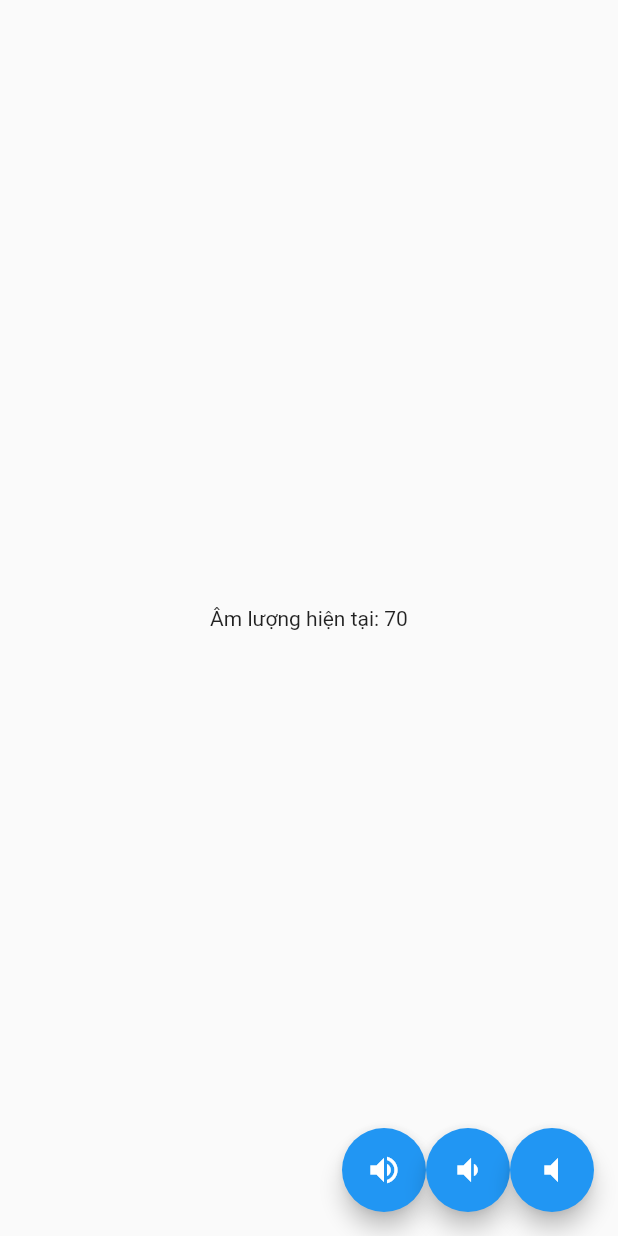
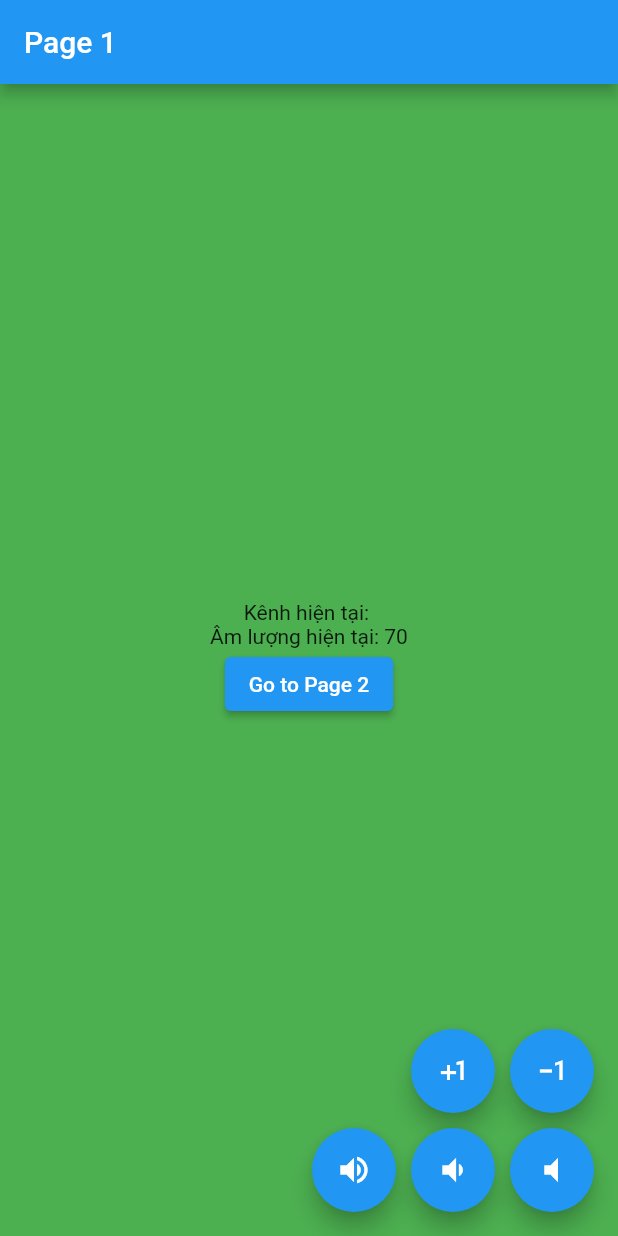
Before and after one commit to HeroDang/flutter_bloc, a Flutter app: the screen it shows after launch, on a phone screen of 412 x 824 dp. Run offline on Flutter 3.47's test engine with Material 2 defaults, Android fonts, the phone set to English and light mode, and no system bars; our stand-ins replace rxdart, shared_preferences.

Commit message:
add page 2

```diff
--- a/lib/main.dart
+++ b/lib/main.dart
@@ -1,7 +1,10 @@
 import 'package:flutter/material.dart';
+import 'package:flutter18_bloc/page2.dart';
 import 'package:flutter18_bloc/remote_bloc.dart';
 import 'package:flutter18_bloc/remote_event.dart';
 import 'package:flutter18_bloc/remote_state.dart';
+
+final bloc = RemoteBloc(); // khởi tạo bloc  <=== new
 
 void main() {
   runApp(MyApp());
@@ -12,6 +15,7 @@ class MyApp extends StatelessWidget {
   Widget build(BuildContext context) {
     return MaterialApp(
       title: 'Flutter Demo',
+      debugShowCheckedModeBanner: false,
       theme: ThemeData(
         primarySwatch: Colors.blue,
         visualDensity: VisualDensity.adaptivePlatformDensity,
@@ -31,36 +35,95 @@ class MyHomePage extends StatefulWidget {
 }
 
 class _MyHomePageState extends State<MyHomePage> {
-  final bloc = RemoteBloc(); // khởi tạo bloc  <=== new
-
   @override
   Widget build(BuildContext context) {
     return Scaffold(
+      backgroundColor: Colors.green,
+      appBar: AppBar(
+        title: Text('Page 1'),
+      ),
       body: Center(
-        child: StreamBuilder<RemoteState>( // sử dụng StreamBuilder để lắng nghe Stream <=== new
-          stream: bloc.stateController.stream, // truyền stream của stateController vào để lắng nghe <=== new
-          initialData: bloc.state, // giá trị khởi tạo chính là volume 70 hiện tại <=== new
-          builder: (BuildContext context, AsyncSnapshot<RemoteState> snapshot) {
+        child: Column(
+            mainAxisAlignment: MainAxisAlignment.center,
+            crossAxisAlignment: CrossAxisAlignment.center,
+            children: [
+              StreamBuilder<RemoteState>(
+                // sử dụng StreamBuilder để lắng nghe Stream <=== new
+                stream: bloc.stateController.stream,
+                // truyền stream của stateController vào để lắng nghe <=== new
+                initialData: bloc.state,
+                // giá trị khởi tạo chính là volume 70 hiện tại <=== new
+                builder: (BuildContext context,
+                    AsyncSnapshot<RemoteState> snapshot) {
                   RemoteState? _newState = snapshot.data;
-            return Text('Âm lượng hiện tại: ${_newState?.volume}'); // update UI <=== new
+                  return Column(
+                    mainAxisAlignment: MainAxisAlignment.center,
+                    crossAxisAlignment: CrossAxisAlignment.center,
+                    children: [
+                      Text('Kênh hiện tại: '),
+                      Text('Âm lượng hiện tại: ${_newState?.volume}'),
+                    ],
+                  ); // update UI <=== new
                 },
               ),
+              ElevatedButton(onPressed: (){
+                Navigator.push(context,
+                MaterialPageRoute(builder: (BuildContext context){
+                  return Page2();
+                }));
+              }, child: Text('Go to Page 2'))
+            ]),
       ),
-      floatingActionButton: Row(
+      floatingActionButton: Column(
+        mainAxisAlignment: MainAxisAlignment.end,
+        children: [
+          Row(
             mainAxisAlignment: MainAxisAlignment.end,
             children: <Widget>[
               FloatingActionButton(
-            onPressed: () => bloc.eventController.sink.add(IncrementEvent(5)), // add event <=== new
+                onPressed: () {}, // add event <=== new
+                child: Icon(Icons.plus_one),
+              ),
+              SizedBox(
+                width: 10,
+              ),
+              FloatingActionButton(
+                onPressed: () {}, // add event <=== new
+                child: Icon(Icons.exposure_minus_1),
+              ),
+            ],
+          ),
+          SizedBox(
+            height: 10,
+          ),
+          Row(
+            mainAxisAlignment: MainAxisAlignment.end,
+            children: <Widget>[
+              FloatingActionButton(
+                onPressed: () =>
+                    bloc.eventController.sink.add(IncrementEvent(5)),
+                // add event <=== new
                 child: Icon(Icons.volume_up),
               ),
+              SizedBox(
+                width: 10,
+              ),
               FloatingActionButton(
-            onPressed: () => bloc.eventController.sink.add(DecrementEvent(10)), // add event <=== new
+                onPressed: () =>
+                    bloc.eventController.sink.add(DecrementEvent(10)),
+                // add event <=== new
                 child: Icon(Icons.volume_down),
               ),
+              SizedBox(
+                width: 10,
+              ),
               FloatingActionButton(
-            onPressed: () => bloc.eventController.sink.add(MuteEvent()), // add event <=== new
+                onPressed: () => bloc.eventController.sink.add(MuteEvent()),
+                // add event <=== new
                 child: Icon(Icons.volume_mute),
               )
+            ],
+          ),
         ],
       ),
     );
--- a/lib/remote_bloc.dart
+++ b/lib/remote_bloc.dart
@@ -1,4 +1,6 @@
 import 'dart:async';
+
+import 'package:rxdart/rxdart.dart';
 
 import 'remote_event.dart';
 import 'remote_state.dart';
@@ -11,7 +13,7 @@ class RemoteBloc {
   final eventController = StreamController<RemoteEvent>();
 
   // 1 cái quản lý state, đảm nhận nhiệm vụ truyền state đến UI
-  final stateController = StreamController<RemoteState>();
+  final stateController = BehaviorSubject<RemoteState>();
 
   RemoteBloc() {
     // lắng nghe khi eventController push event mới
```
Also changed, not shown: lib/page2.dart (+107 -109 lines), lib/remote_event.dart (+10 -0 lines). Lines whose indentation alone changed are shown as unchanged.
